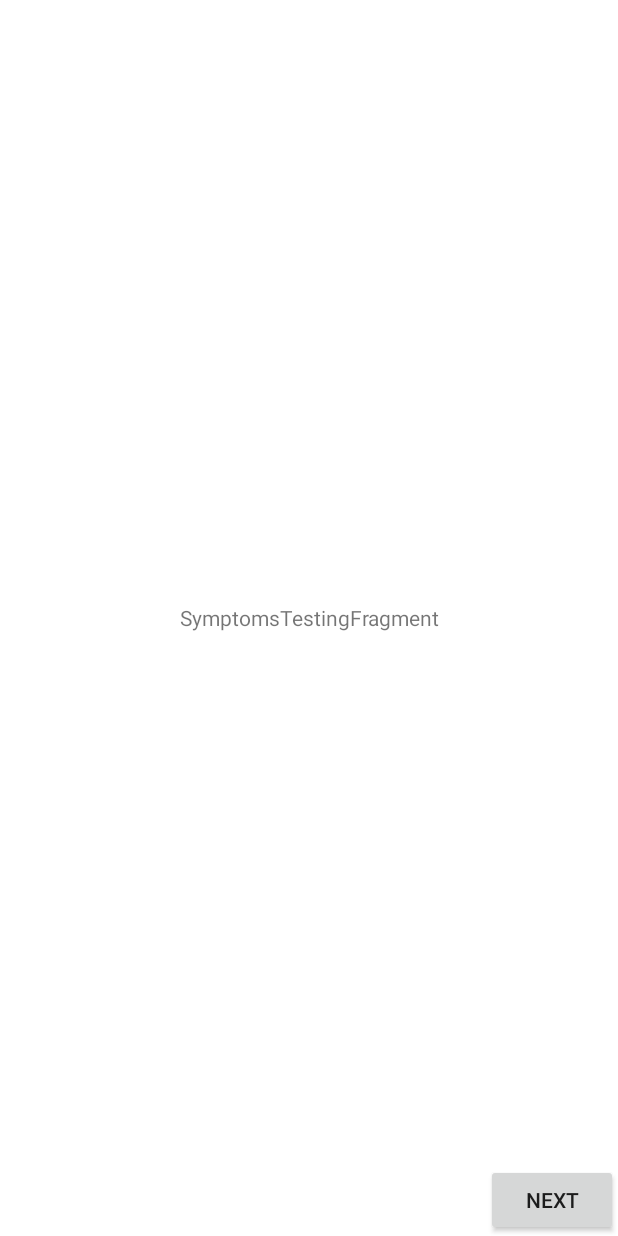
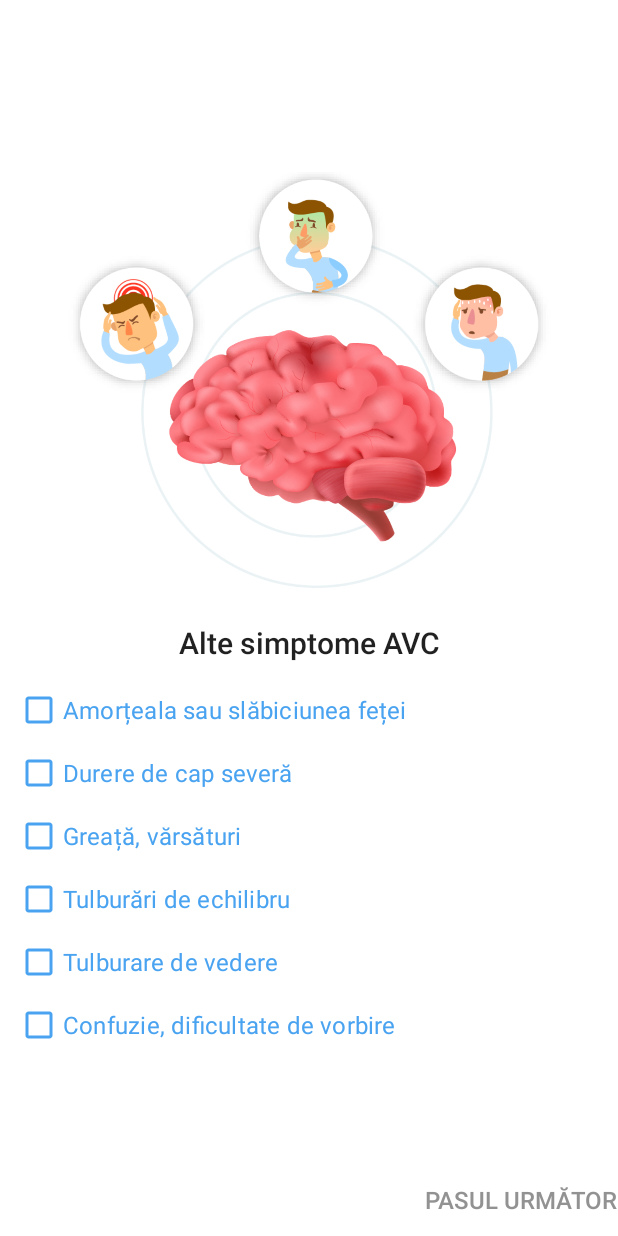
Before and after one commit to madalina1/hack4life, an Android app: the fragment SelfTestingSymptomsFragment shown on its own in the app's theme, on a phone screen of 412 x 824 dp. Run offline under Robolectric (Android 15) with nearby library versions, the phone set to English and light mode, and no system bars.

Commit message:
Added some stuffz

```diff
--- a/AVC App/app/src/main/java/com/example/avc/MainActivity.java
+++ b/AVC App/app/src/main/java/com/example/avc/MainActivity.java
@@ -11,6 +11,7 @@ import android.app.Activity;
 import android.content.Intent;
 import android.content.pm.PackageManager;
 import android.graphics.Color;
+import android.net.Uri;
 import android.os.Build;
 import android.os.Bundle;
 import android.view.View;
@@ -125,10 +126,6 @@ public class MainActivity extends AppCompatActivity {
         return true;
     }
 
-    public void callEmergency(View view) {
-
-    }
-
     public void openSettings(View view) {
         Intent intent = new Intent(this, SettingsActivity.class);
         startActivity(intent);
--- a/AVC App/app/src/main/res/layout/self_testing_symptoms_fragment.xml
+++ b/AVC App/app/src/main/res/layout/self_testing_symptoms_fragment.xml
@@ -9,26 +9,132 @@
     tools:context=".ui.selftesting.SelfTestingSymptomsFragment"
     android:paddingBottom="40dp"
     android:paddingTop="40dp"
-    android:paddingStart="20dp"
-    android:paddingEnd="20dp">
+    android:paddingStart="40dp"
+    android:paddingEnd="40dp">
 
-    <TextView
-        android:id="@+id/symptomsMessage"
-        android:layout_width="wrap_content"
-        android:layout_height="wrap_content"
+    <LinearLayout
+        android:layout_width="match_parent"
+        android:layout_height="match_parent"
+        android:orientation="vertical"
         android:layout_gravity="center"
-        android:gravity="center"
-        android:text="SymptomsTestingFragment"
-        />
+        android:gravity="center">
+
+        <ImageView
+            android:layout_width="400dp"
+            android:layout_height="280dp"
+            android:layout_gravity="center"
+            android:layout_marginBottom="20dp"
+            android:contentDescription="@string/app_name"
+            android:src="@drawable/symptoms" />
+
+        <TextView
+            android:id="@+id/symptomsTitle"
+            android:layout_width="wrap_content"
+            android:layout_height="wrap_content"
+            android:layout_gravity="center"
+            android:gravity="center"
+            android:text="Alte simptome AVC"
+            android:textAppearance="@style/TextAppearance.AppCompat.Title"
+            android:layout_marginBottom="15dp"
+            />
+
+        <ScrollView
+            android:layout_width="match_parent"
+            android:layout_height="wrap_content">
+
+            <LinearLayout
+                android:layout_width="match_parent"
+                android:layout_height="wrap_content"
+                android:orientation="vertical">
+
+                <CheckBox android:id="@+id/checkbox_symptoms_face"
+                    android:layout_width="wrap_content"
+                    android:layout_height="wrap_content"
+                    android:text="Amorțeala sau slăbiciunea feței"
+                    android:onClick="onSelfTestingCheckboxClicked"
+                    android:textAppearance="@style/TextAppearance.MaterialComponents.Subtitle1"
+                    android:textSize="16sp"
+                    android:textColor="@color/radioColor"
+                    android:layout_marginStart="10dp"
+                    android:layout_marginEnd="10dp"
+                    android:buttonTint="@color/radioColor"
+                    android:layout_marginBottom="10dp"/>
+                <CheckBox android:id="@+id/checkbox_symptoms_headache"
+                    android:layout_width="wrap_content"
+                    android:layout_height="wrap_content"
+                    android:text="Durere de cap severă"
+                    android:onClick="onSelfTestingCheckboxClicked"
+                    android:textAppearance="@style/TextAppearance.MaterialComponents.Subtitle1"
+                    android:textSize="16sp"
+                    android:textColor="@color/radioColor"
+                    android:layout_marginStart="10dp"
+                    android:layout_marginEnd="10dp"
+                    android:buttonTint="@color/radioColor"
+                    android:layout_marginBottom="10dp"/>
+                <CheckBox android:id="@+id/checkbox_symptoms_vomit"
+                    android:layout_width="wrap_content"
+                    android:layout_height="wrap_content"
+                    android:text="Greață, vărsături"
+                    android:onClick="onSelfTestingCheckboxClicked"
+                    android:textAppearance="@style/TextAppearance.MaterialComponents.Subtitle1"
+                    android:textSize="16sp"
+                    android:textColor="@color/radioColor"
+                    android:layout_marginStart="10dp"
+                    android:layout_marginEnd="10dp"
+                    android:buttonTint="@color/radioColor"
+                    android:layout_marginBottom="10dp"/>
+                <CheckBox android:id="@+id/checkbox_symptoms_equilibrium"
+                    android:layout_width="wrap_content"
+                    android:layout_height="wrap_content"
+                    android:text="Tulburări de echilibru"
+                    android:onClick="onSelfTestingCheckboxClicked"
+                    android:textAppearance="@style/TextAppearance.MaterialComponents.Subtitle1"
+                    android:textSize="16sp"
+                    android:textColor="@color/radioColor"
+                    android:layout_marginStart="10dp"
+                    android:layout_marginEnd="10dp"
+                    android:buttonTint="@color/radioColor"
+                    android:layout_marginBottom="10dp"/>
+                <CheckBox android:id="@+id/checkbox_symptoms_eyes"
+                    android:layout_width="wrap_content"
+                    android:layout_height="wrap_content"
+                    android:text="Tulburare de vedere"
+                    android:onClick="onSelfTestingCheckboxClicked"
+                    android:textAppearance="@style/TextAppearance.MaterialComponents.Subtitle1"
+                    android:textSize="16sp"
+                    android:textColor="@color/radioColor"
+                    android:layout_marginStart="10dp"
+                    android:layout_marginEnd="10dp"
+                    android:buttonTint="@color/radioColor"
+                    android:layout_marginBottom="10dp"/>
+                <CheckBox android:id="@+id/checkbox_symptoms_speech"
+                    android:layout_width="wrap_content"
+                    android:layout_height="wrap_content"
+                    android:text="Confuzie, dificultate de vorbire"
+                    android:onClick="onSelfTestingCheckboxClicked"
+                    android:textAppearance="@style/TextAppearance.MaterialComponents.Subtitle1"
+                    android:textSize="16sp"
+                    android:textColor="@color/radioColor"
+                    android:layout_marginStart="10dp"
+                    android:layout_marginEnd="10dp"
+                    android:buttonTint="@color/radioColor"
+                    android:layout_marginBottom="10dp"/>
+            </LinearLayout>
+        </ScrollView>
+    </LinearLayout>
 
     <Button
-        android:id="@+id/symptomsButton"
+        android:id="@+id/selfSymptomsButton"
         android:layout_width="wrap_content"
         android:layout_height="wrap_content"
         android:contentDescription="@string/app_name"
         android:layout_gravity="bottom|end"
         android:gravity="center"
-        android:text="NEXT"
+        android:background="?android:attr/selectableItemBackground"
+        android:textColor="@color/buttonColor"
+        android:text="Pasul următor"
+        android:textSize="16sp"
         android:onClick="goToSelfTestingTime"/>
 
+
 </FrameLayout>
```
Also changed, not shown: AVC App/app/src/main/java/com/example/avc/OtherTesting.java (+8 -0 lines), AVC App/app/src/main/java/com/example/avc/SelfTesting.java (+82 -1 lines).
